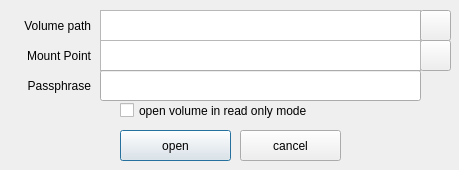
The window that password.ui (mhogomchungu/zuluCrypt) describes before a commit, drawn with Qt 5.
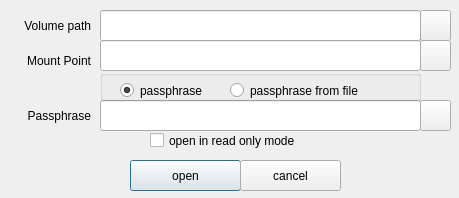
The same window after the commit.

Commit message: add support for opening volumes using both a passphrase and a key-file. version 1.5 is imminent

The edit to the form file:
```diff
--- a/password.ui
+++ b/password.ui
@@ -10,7 +10,7 @@
     <x>0</x>
     <y>0</y>
     <width>459</width>
-    <height>170</height>
+    <height>198</height>
    </rect>
   </property>
   <property name="focusPolicy">
@@ -25,8 +25,8 @@
   <widget class="QPushButton" name="PushButtonOpen">
    <property name="geometry">
     <rect>
-     <x>120</x>
-     <y>130</y>
+     <x>130</x>
+     <y>160</y>
      <width>111</width>
      <height>31</height>
     </rect>
@@ -42,7 +42,7 @@
    <property name="geometry">
     <rect>
      <x>240</x>
-     <y>130</y>
+     <y>160</y>
      <width>101</width>
      <height>31</height>
     </rect>
@@ -54,14 +54,14 @@
   <widget class="QCheckBox" name="checkBoxReadOnly">
    <property name="geometry">
     <rect>
-     <x>120</x>
-     <y>90</y>
-     <width>221</width>
+     <x>150</x>
+     <y>120</y>
+     <width>231</width>
      <height>41</height>
     </rect>
    </property>
    <property name="text">
-    <string>open volume in read only mode</string>
+    <string>open in read only mode</string>
    </property>
    <property name="checked">
     <bool>false</bool>
@@ -80,38 +80,6 @@
     <string/>
    </property>
   </widget>
-  <widget class="QTextEdit" name="OpenVolumePath">
-   <property name="geometry">
-    <rect>
-     <x>100</x>
-     <y>10</y>
-     <width>321</width>
-     <height>31</height>
-    </rect>
-   </property>
-   <property name="focusPolicy">
-    <enum>Qt::WheelFocus</enum>
-   </property>
-   <property name="lineWidth">
-    <number>1</number>
-   </property>
-   <property name="tabChangesFocus">
-    <bool>true</bool>
-   </property>
-   <property name="lineWrapMode">
-    <enum>QTextEdit::FixedColumnWidth</enum>
-   </property>
-   <property name="lineWrapColumnOrWidth">
-    <number>37</number>
-   </property>
-   <property name="html">
-    <string>&lt;!DOCTYPE HTML PUBLIC &quot;-//W3C//DTD HTML 4.0//EN&quot; &quot;http://www.w3.org/TR/REC-html40/strict.dtd&quot;&gt;
-&lt;html&gt;&lt;head&gt;&lt;meta name=&quot;qrichtext&quot; content=&quot;1&quot; /&gt;&lt;style type=&quot;text/css&quot;&gt;
-p, li { white-space: pre-wrap; }
-&lt;/style&gt;&lt;/head&gt;&lt;body style=&quot; font-family:'Sans Serif'; font-size:8.5pt; font-weight:400; font-style:normal;&quot;&gt;
-&lt;p style=&quot;-qt-paragraph-type:empty; margin-top:0px; margin-bottom:0px; margin-left:0px; margin-right:0px; -qt-block-indent:0; text-indent:0px; font-size:9pt;&quot;&gt;&lt;/p&gt;&lt;/body&gt;&lt;/html&gt;</string>
-   </property>
-  </widget>
   <widget class="QPushButton" name="PushButtonVolumePath">
    <property name="geometry">
     <rect>
@@ -125,33 +93,11 @@
     <string/>
    </property>
   </widget>
-  <widget class="QTextEdit" name="MountPointPath">
-   <property name="geometry">
-    <rect>
-     <x>100</x>
-     <y>40</y>
-     <width>321</width>
-     <height>31</height>
-    </rect>
-   </property>
-   <property name="focusPolicy">
-    <enum>Qt::WheelFocus</enum>
-   </property>
-   <property name="tabChangesFocus">
-    <bool>true</bool>
-   </property>
-   <property name="lineWrapMode">
-    <enum>QTextEdit::FixedColumnWidth</enum>
-   </property>
-   <property name="lineWrapColumnOrWidth">
-    <number>37</number>
-   </property>
-  </widget>
   <widget class="QLineEdit" name="PassPhraseField">
    <property name="geometry">
     <rect>
      <x>100</x>
-     <y>70</y>
+     <y>100</y>
      <width>321</width>
      <height>31</height>
     </rect>
@@ -199,7 +145,7 @@
      <x>10</x>
      <y>40</y>
      <width>81</width>
-     <height>31</height>
+     <height>41</height>
     </rect>
    </property>
    <property name="font">
@@ -218,7 +164,7 @@
    <property name="geometry">
     <rect>
      <x>10</x>
-     <y>70</y>
+     <y>100</y>
      <width>81</width>
      <height>31</height>
     </rect>
@@ -241,6 +187,84 @@
     <set>Qt::AlignRight|Qt::AlignTrailing|Qt::AlignVCenter</set>
    </property>
   </widget>
+  <widget class="QGroupBox" name="groupBox">
+   <property name="geometry">
+    <rect>
+     <x>100</x>
+     <y>70</y>
+     <width>321</width>
+     <height>31</height>
+    </rect>
+   </property>
+   <property name="title">
+    <string/>
+   </property>
+   <widget class="QRadioButton" name="radioButtonPassPhrase">
+    <property name="geometry">
+     <rect>
+      <x>20</x>
+      <y>10</y>
+      <width>95</width>
+      <height>21</height>
+     </rect>
+    </property>
+    <property name="text">
+     <string>passphrase</string>
+    </property>
+    <property name="checked">
+     <bool>true</bool>
+    </property>
+   </widget>
+   <widget class="QRadioButton" name="radioButtonPassPhraseFromFile">
+    <property name="geometry">
+     <rect>
+      <x>130</x>
+      <y>10</y>
+      <width>151</width>
+      <height>21</height>
+     </rect>
+    </property>
+    <property name="text">
+     <string>passphrase from file</string>
+    </property>
+    <property name="checked">
+     <bool>false</bool>
+    </property>
+   </widget>
+  </widget>
+  <widget class="QPushButton" name="pushButtonPassPhraseFromFile">
+   <property name="geometry">
+    <rect>
+     <x>420</x>
+     <y>100</y>
+     <width>31</width>
+     <height>31</height>
+    </rect>
+   </property>
+   <property name="text">
+    <string/>
+   </property>
+  </widget>
+  <widget class="QLineEdit" name="OpenVolumePath">
+   <property name="geometry">
+    <rect>
+     <x>100</x>
+     <y>10</y>
+     <width>321</width>
+     <height>31</height>
+    </rect>
+   </property>
+  </widget>
+  <widget class="QLineEdit" name="MountPointPath">
+   <property name="geometry">
+    <rect>
+     <x>100</x>
+     <y>40</y>
+     <width>321</width>
+     <height>31</height>
+    </rect>
+   </property>
+  </widget>
  </widget>
  <tabstops>
   <tabstop>OpenVolumePath</tabstop>
```
Left out of the diff: 2 changed lines with no effect on the pictures. The commit also changes 9 other files.
